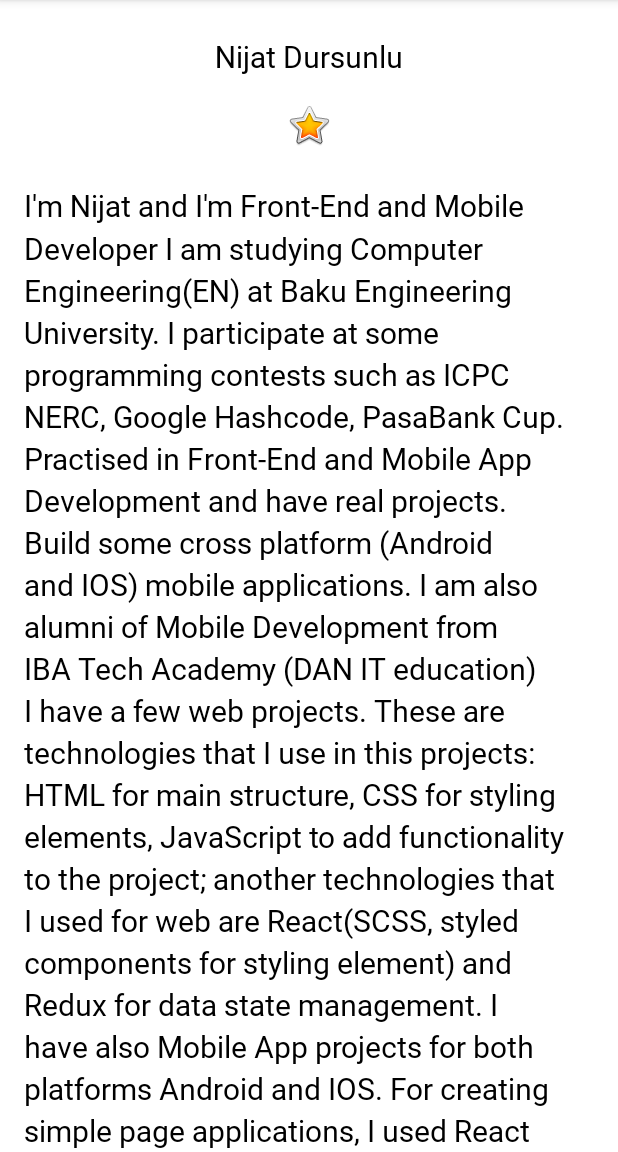
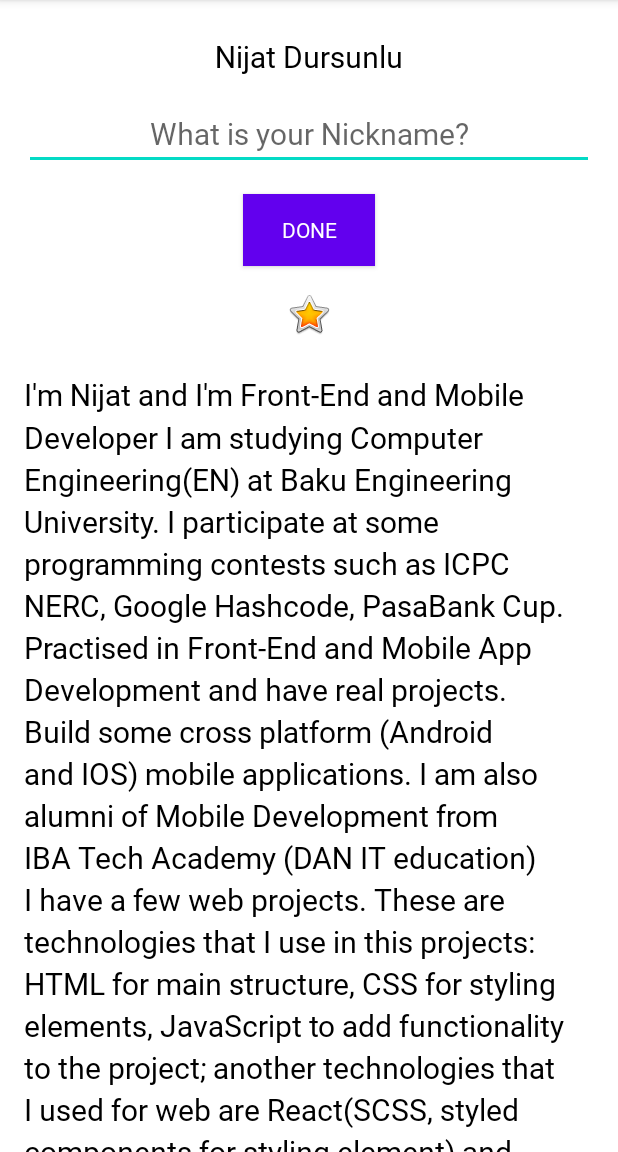
Before and after one commit to nicatdursunlu/About-Me, an Android app: the screen it shows after launch (MainActivity), on a phone screen of 412 x 824 dp, the part 84-1236 px from its top. Run offline under Robolectric (Android 15) with nearby library versions, the phone set to English and light mode, and no system bars.

Commit message:
add nickname

```diff
--- a/app/src/main/java/com/example/aboutme/MainActivity.kt
+++ b/app/src/main/java/com/example/aboutme/MainActivity.kt
@@ -1,11 +1,36 @@
 package com.example.aboutme
 
+import android.content.Context
+import android.opengl.Visibility
 import androidx.appcompat.app.AppCompatActivity
 import android.os.Bundle
+import android.view.View
+import android.view.inputmethod.InputMethodManager
+import android.widget.Button
+import android.widget.EditText
+import android.widget.TextView
 
 class MainActivity : AppCompatActivity() {
     override fun onCreate(savedInstanceState: Bundle?) {
         super.onCreate(savedInstanceState)
         setContentView(R.layout.activity_main)
+
+        findViewById<Button>(R.id.done_button).setOnClickListener {
+            addNickname(it)
+        }
+    }
+
+    private fun addNickname(view: View) {
+        val editText = findViewById<EditText>(R.id.nickname_edit)
+        val nicknameTextView = findViewById<TextView>(R.id.nickname_text)
+
+        nicknameTextView.text = editText.text
+        editText.visibility = View.GONE
+        view.visibility = View.GONE
+        nicknameTextView.visibility = View.VISIBLE
+
+//        Hide the keyboard
+        val imm = getSystemService(Context.INPUT_METHOD_SERVICE) as InputMethodManager
+        imm.hideSoftInputFromWindow(view.windowToken, 0)
     }
 }
--- a/app/src/main/res/layout/activity_main.xml
+++ b/app/src/main/res/layout/activity_main.xml
@@ -7,6 +7,7 @@
     android:orientation="vertical"
     android:paddingStart="16dp"
     android:paddingEnd="16dp"
+    android:visibility="visible"
     tools:context=".MainActivity">
 
     <TextView
@@ -17,13 +18,42 @@
         android:text="@string/name"
         android:textAlignment="center" />
 
+    <EditText
+        android:id="@+id/nickname_edit"
+        style="@style/NameStyle"
+        android:layout_width="match_parent"
+        android:layout_height="wrap_content"
+        android:ems="10"
+        android:hint="@string/what_is_your_nickname"
+        android:inputType="textPersonName"
+        android:textAlignment="center" />
+
+    <Button
+        android:id="@+id/done_button"
+        style="@style/Widget.AppCompat.Button.Colored"
+        android:layout_width="wrap_content"
+        android:layout_height="wrap_content"
+        android:layout_gravity="center_horizontal"
+        android:layout_marginTop="16dp"
+        android:background="@color/accent"
+        android:fontFamily="@font/roboto"
+        android:text="@string/done" />
+
+    <TextView
+        android:id="@+id/nickname_text"
+        style="@style/NameStyle"
+        android:layout_width="match_parent"
+        android:layout_height="wrap_content"
+        android:textAlignment="center"
+        android:visibility="gone" />
+
     <ImageView
         android:id="@+id/start_image"
         android:layout_width="match_parent"
         android:layout_height="wrap_content"
         android:layout_marginTop="16dp"
         android:contentDescription="@string/yellow_star"
-        app:srcCompat="@android:drawable/btn_star_big_on"/>
+        app:srcCompat="@android:drawable/btn_star_big_on" />
 
     <ScrollView
         android:id="@+id/bio_scroll"
@@ -37,7 +67,7 @@
             android:layout_width="match_parent"
             android:layout_height="wrap_content"
             android:lineSpacingMultiplier="1.2"
-            android:text="@string/bio"/>
+            android:text="@string/bio" />
     </ScrollView>
 
 
--- a/app/src/main/res/values/colors.xml
+++ b/app/src/main/res/values/colors.xml
@@ -7,4 +7,5 @@
     <color name="teal_700">#FF018786</color>
     <color name="black">#FF000000</color>
     <color name="white">#FFFFFFFF</color>
+    <color name="accent">#76bf5e</color>
 </resources>
--- a/app/src/main/res/values/strings.xml
+++ b/app/src/main/res/values/strings.xml
@@ -20,4 +20,6 @@
         JavaScript for cross-platform Mobile Applications),
         Redux and Firebase (as a storage and backend)
     </string>
+    <string name="what_is_your_nickname">What is your Nickname?</string>
+    <string name="done">Done</string>
 </resources>
```
